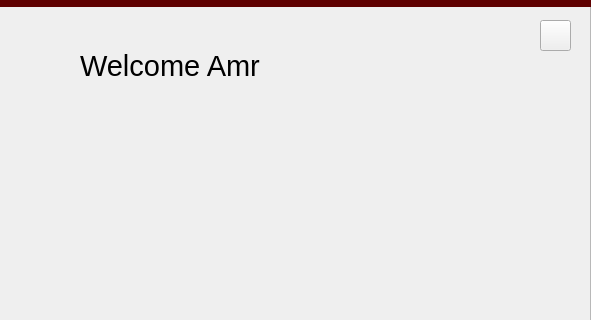
First picture: the form in YES-Car-Rentals/central.ui, repository Sickojo/Yes-Car-Rentals, before the edit; both pictures show x 480 to 1071 and y 0 to 320 of the 1071 by 620 pixel window.
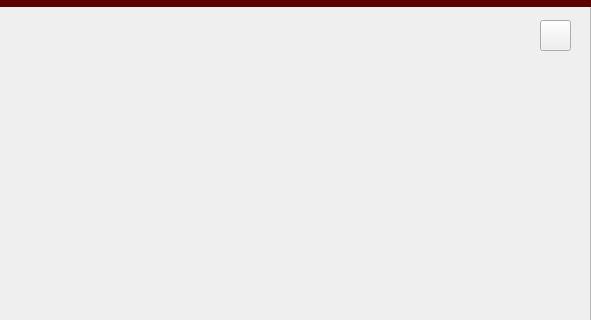
Second picture: the form after the edit. Icons and pictures are not drawn.

What changed in the file:
```diff
--- a/YES-Car-Rentals/central.ui
+++ b/YES-Car-Rentals/central.ui
@@ -265,7 +265,7 @@
 color:black;</string>
     </property>
     <property name="text">
-     <string>Welcome Amr</string>
+     <string/>
     </property>
    </widget>
   </widget>
```
